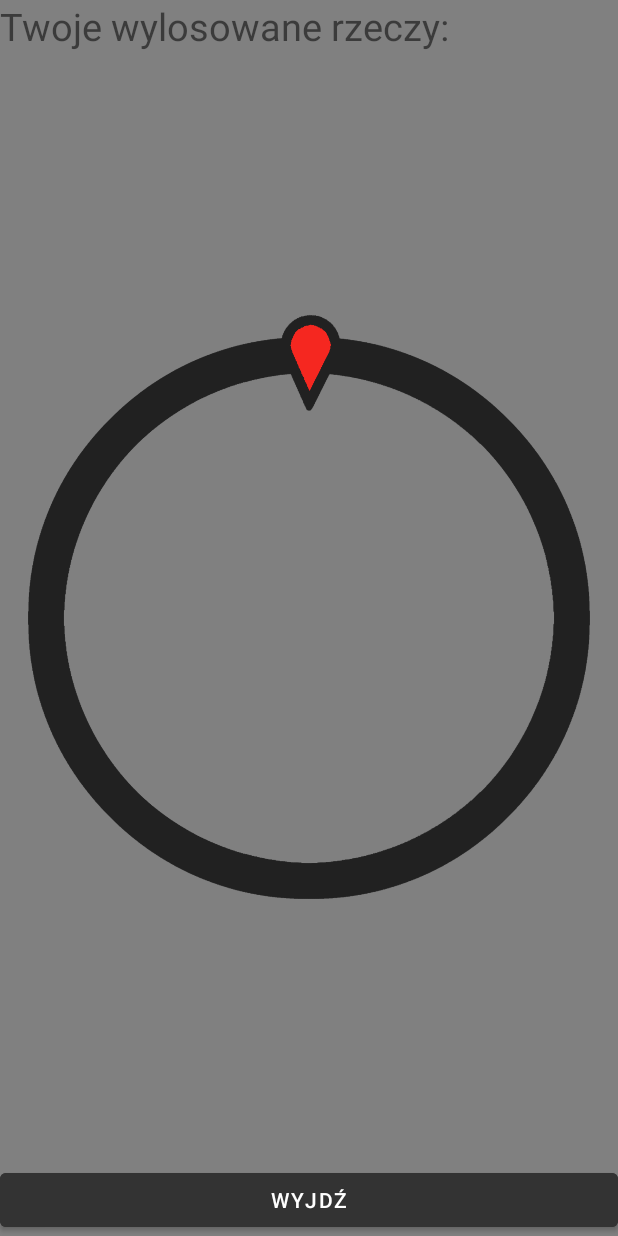
After one commit to Blaz1q/crocodingo, an Android app: the layout popup_kolo_fortuny.xml on its own in the app's theme, with its tools: preview values and no code run, on a phone screen of 412 x 824 dp. The commit adds this screen. Run offline under Robolectric (Android 15) with nearby library versions, the phone set to English and light mode, and no system bars; network calls fail.

Commit message:
Proba zrobienia kola fortuny (nie udalo sie anrazie)

```diff
--- a/app/src/main/java/com/example/czerwone_krokodyle/Loading_Screen.java
+++ b/app/src/main/java/com/example/czerwone_krokodyle/Loading_Screen.java
@@ -50,6 +50,7 @@ public class Loading_Screen extends AppCompatActivity {
         } catch (Exception e){
             e.printStackTrace();
         }
+
     }
     int i=0;
     @Override
--- /dev/null
+++ b/app/src/main/res/layout/popup_kolo_fortuny.xml
@@ -0,0 +1,54 @@
+<?xml version="1.0" encoding="utf-8"?>
+<RelativeLayout xmlns:android="http://schemas.android.com/apk/res/android"
+    xmlns:app="http://schemas.android.com/apk/res-auto"
+    xmlns:tools="http://schemas.android.com/tools"
+    android:layout_width="match_parent"
+    android:layout_height="match_parent"
+    android:background="#7f000000"
+    >
+
+    <ImageView
+        android:layout_width="0dp"
+        android:layout_height="0dp"
+        android:src="@drawable/srodekkolo"
+        android:id="@+id/kolo"
+
+        />
+
+    <ImageView
+        android:id="@+id/obramowanie"
+        android:layout_width="wrap_content"
+        android:layout_height="wrap_content"
+        android:layout_above="@+id/welcome_button_testy2"
+        android:layout_marginBottom="-48dp"
+        android:src="@drawable/kolofortunyramka"
+        android:onClick="krec"/>
+
+    <Button
+        android:id="@+id/welcome_button_testy2"
+        android:layout_width="wrap_content"
+        android:layout_height="wrap_content"
+        android:layout_alignParentStart="true"
+        android:layout_alignParentEnd="true"
+        android:layout_alignParentBottom="true"
+        android:backgroundTint="#333333"
+        android:gravity="center"
+        android:onClick="Zamknij_Popup"
+        android:text="Wyjdź" />
+
+    <TextView
+        android:layout_width="wrap_content"
+        android:layout_height="wrap_content"
+        android:text="Twoje wylosowane rzeczy: "
+        android:textSize="25dp"
+        />
+   <View
+       android:layout_width="0dp"
+       android:layout_height="0dp"
+       />
+
+
+
+
+
+</RelativeLayout>
```
Also changed, not shown: app/src/main/java/com/example/czerwone_krokodyle/MainActivity.java (+69 -0 lines), app/src/main/res/layout/main_page.xml (+54 -33 lines), app/src/main/res/drawable/kolofortunyramka.png (added), app/src/main/res/drawable/srodekkolo.png (added).
